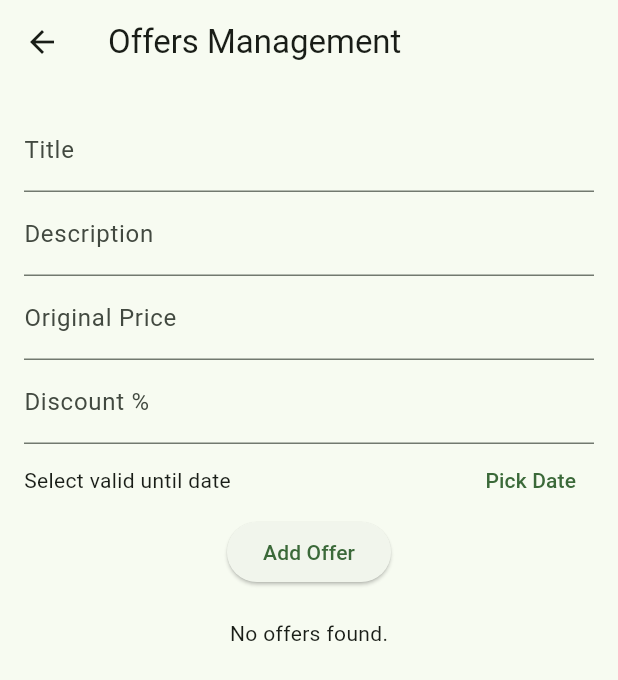
After one commit to MostafaM117/car_maintenance_app, a Flutter app: the OfferScreen screen opened directly, on a phone screen of 412 x 824 dp. The commit adds this screen. Shown: the top 680 px of the screen. Run offline on Flutter 3.47's test engine with Material 3 defaults, Android fonts, the phone set to English and light mode, and no system bars; our stand-ins replace card_swiper, cloud_firestore, dash_chat_2, firebase_auth, firebase_core, flutter_card_swiper and 13 more; accounts and stored records are empty.

Commit message:
Offers Feature Done

```diff
--- a/lib/Back-end/firestore_service.dart
+++ b/lib/Back-end/firestore_service.dart
@@ -3,6 +3,7 @@ import 'package:cloud_firestore/cloud_firestore.dart';
 import 'package:car_maintenance/models/maintenanceModel.dart';
 import 'package:car_maintenance/models/MaintID.dart';
 import 'package:firebase_auth/firebase_auth.dart';
+
 // import 'package:flutter/material.dart';
 
 class FirestoreService {
--- /dev/null
+++ b/lib/Back-end/offer_service.dart
@@ -0,0 +1,82 @@
+import 'package:cloud_firestore/cloud_firestore.dart';
+import 'package:car_maintenance/models/offer_model.dart'; // Adjust the import path as necessary
+import 'package:firebase_auth/firebase_auth.dart';
+
+class OfferService {
+  final CollectionReference offersCollection =
+      FirebaseFirestore.instance.collection('offers');
+  final CollectionReference sellersCollection =
+      FirebaseFirestore.instance.collection('sellers');
+  final FirebaseAuth auth = FirebaseAuth.instance;
+
+  /// Gets the current seller's business name from Firestore
+  Future<String> getBusinessName() async {
+    try {
+      final uid = auth.currentUser?.uid;
+      if (uid == null) return '';
+
+      final doc = await sellersCollection.doc(uid).get();
+      if (doc.exists) {
+        final data = doc.data() as Map<String, dynamic>;
+        return data['businessname'] ?? '';
+      } else {
+        print('❌ Seller document not found');
+        return '';
+      }
+    } catch (e) {
+      print('❌ Error fetching businessname: $e');
+      return '';
+    }
+  }
+
+  /// Adds a new offer to Firestore
+  Future<bool> addOffer(Offer offer) async {
+    try {
+      await offersCollection.add(offer.toFirestore());
+      print("✅ Added offer item");
+      return true;
+    } catch (e) {
+      print("❌ Error adding offer item: $e");
+      return false;
+    }
+  }
+
+  /// Retrieves a stream of all offers
+  Stream<List<Offer>> getOffers() {
+    return offersCollection.snapshots().map((snapshot) =>
+        snapshot.docs.map((doc) => Offer.fromFirestore(doc)).toList());
+  }
+
+  /// Updates an existing offer in Firestore
+  Future<bool> updateOffer(Offer offer) async {
+    try {
+      await offersCollection.doc(offer.id).update(offer.toFirestore());
+      print("✅ Updated offer item with ID: ${offer.id}");
+      return true;
+    } catch (e) {
+      print("❌ Error updating offer item: $e");
+      return false;
+    }
+  }
+
+  /// Deletes an offer from Firestore
+  Future<bool> deleteOffer(String docId) async {
+    try {
+      await offersCollection.doc(docId).delete();
+      print("✅ Deleted offer with ID: $docId");
+      return true;
+    } catch (e) {
+      print("❌ Error deleting offer item: $e");
+      return false;
+    }
+  }
+
+  /// (Optional) Get offers filtered by seller ID (businessname)
+  Stream<List<Offer>> getOffersByBusinessName(String businessname) {
+    return offersCollection
+        .where('businessname', isEqualTo: businessname)
+        .snapshots()
+        .map((snapshot) =>
+            snapshot.docs.map((doc) => Offer.fromFirestore(doc)).toList());
+  }
+}
--- /dev/null
+++ b/lib/models/offer_model.dart
@@ -0,0 +1,71 @@
+import 'package:cloud_firestore/cloud_firestore.dart';
+
+class Offer {
+  final String id;
+  final String title;
+  final String description;
+  final double originalPrice;
+  final double discountPercentage;
+  final double priceAfterDiscount;
+
+  final DateTime validUntil;
+
+  final String businessname;
+
+  Offer({
+    required this.id,
+    required this.title,
+    required this.description,
+    required this.originalPrice,
+    required this.discountPercentage,
+    required this.priceAfterDiscount,
+    required this.validUntil,
+    required this.businessname,
+  });
+
+  Offer copyWith({
+    String? id,
+    String? title,
+    String? description,
+    double? price,
+    DateTime? validUntil,
+    String? businessname,
+  }) {
+    return Offer(
+      id: id ?? this.id,
+      title: title ?? this.title,
+      description: description ?? this.description,
+      originalPrice: originalPrice,
+      discountPercentage: discountPercentage,
+      priceAfterDiscount: priceAfterDiscount,
+      validUntil: validUntil ?? this.validUntil,
+      businessname: businessname ?? this.businessname,
+    );
+  }
+
+  Map<String, dynamic> toFirestore() {
+    return {
+      'title': title,
+      'description': description,
+      'originalPrice': originalPrice,
+      'discountPercentage': discountPercentage,
+      'priceAfterDiscount': priceAfterDiscount,
+      'validUntil': validUntil,
+      'businessname': businessname,
+    };
+  }
+
+  factory Offer.fromFirestore(DocumentSnapshot doc) {
+    final data = doc.data()! as Map<String, dynamic>;
+    return Offer(
+      id: doc.id,
+      title: data['title'],
+      description: data['description'],
+      originalPrice: (data['originalPrice'] as num).toDouble(),
+      discountPercentage: (data['discountPercentage'] as num).toDouble(),
+      priceAfterDiscount: (data['priceAfterDiscount'] as num).toDouble(),
+      validUntil: (data['validUntil'] as Timestamp).toDate(),
+      businessname: data['businessname'] ?? 'Unknown Business',
+    );
+  }
+}
--- a/lib/screens/Current_Screen/seller_main_screen.dart
+++ b/lib/screens/Current_Screen/seller_main_screen.dart
@@ -1,7 +1,7 @@
 import 'package:car_maintenance/constants/app_colors.dart';
 import 'package:car_maintenance/screens/seller_screens/seller_home_page.dart';
 import 'package:car_maintenance/screens/seller_screens/seller_profile.dart';
-import 'package:car_maintenance/screens/seller_screens/seller_feed.dart';
+import 'package:car_maintenance/screens/seller_screens/offer_feed.dart';
 import 'package:flutter/material.dart';
 import 'package:flutter_svg/flutter_svg.dart';
 import 'package:google_nav_bar/google_nav_bar.dart';
@@ -20,7 +20,7 @@ class _SellerMainScreenState extends State<SellerMainScreen> {
   final List<Widget> _pages = [
     SellerHomePage(),
     MarketPage(),
-    SellerFeedScreen(),
+    OfferScreen(),
     SellerProfile(),
   ];
 
@@ -28,7 +28,7 @@ class _SellerMainScreenState extends State<SellerMainScreen> {
     'Home',
     'Market',
     'Profile',
-    'Feed',
+    'Offers',
   ];
 
   final List<String> _icons = [
--- /dev/null
+++ b/lib/screens/seller_screens/offer_feed.dart
@@ -0,0 +1,249 @@
+import 'package:car_maintenance/Back-end/offer_service.dart';
+import 'package:car_maintenance/models/offer_model.dart';
+import 'package:firebase_auth/firebase_auth.dart';
+import 'package:flutter/material.dart';
+
+class OfferScreen extends StatefulWidget {
+  const OfferScreen({super.key});
+
+  @override
+  State<OfferScreen> createState() => _OfferScreenState();
+}
+
+class _OfferScreenState extends State<OfferScreen> {
+  final uid = FirebaseAuth.instance.currentUser?.uid ?? '';
+  final OfferService offerService = OfferService();
+
+  final _formKey = GlobalKey<FormState>();
+  final TextEditingController _titleController = TextEditingController();
+  final TextEditingController _descriptionController = TextEditingController();
+  final TextEditingController _originalPriceController =
+      TextEditingController();
+  final TextEditingController _discountController = TextEditingController();
+
+  DateTime? _validUntil;
+  String? editingOfferId;
+
+  @override
+  void dispose() {
+    _titleController.dispose();
+    _descriptionController.dispose();
+    _originalPriceController.dispose();
+    _discountController.dispose();
+    super.dispose();
+  }
+
+  Future<void> saveOffer() async {
+    if (!_formKey.currentState!.validate() || _validUntil == null) {
+      ScaffoldMessenger.of(context).showSnackBar(
+        SnackBar(content: Text('Please fill all fields correctly')),
+      );
+      return;
+    }
+
+    final businessName = await offerService.getBusinessName();
+    if (businessName.isEmpty) {
+      ScaffoldMessenger.of(context).showSnackBar(
+        SnackBar(content: Text('Error: Could not fetch business name')),
+      );
+      return;
+    }
+
+    final originalPrice = double.parse(_originalPriceController.text.trim());
+    final discount = double.parse(_discountController.text.trim());
+    final discountedPrice = originalPrice - (originalPrice * discount / 100);
+
+    final offer = Offer(
+      id: editingOfferId ?? '',
+      title: _titleController.text.trim(),
+      description: _descriptionController.text.trim(),
+      originalPrice: originalPrice,
+      discountPercentage: discount,
+      priceAfterDiscount: discountedPrice,
+      validUntil: _validUntil!,
+      businessname: businessName,
+    );
+
+    try {
+      if (editingOfferId == null) {
+        await offerService.addOffer(offer);
+      } else {
+        await offerService.updateOffer(offer);
+      }
+      clearForm();
+    } catch (e) {
+      print('❌ Error saving offer: $e');
+      ScaffoldMessenger.of(context).showSnackBar(
+        SnackBar(content: Text('Error saving offer')),
+      );
+    }
+  }
+
+  Future<void> clearForm() async {
+    _titleController.clear();
+    _descriptionController.clear();
+    _originalPriceController.clear();
+    _discountController.clear();
+    _validUntil = null;
+    editingOfferId = null;
+    setState(() {});
+  }
+
+  void startEditing(Offer offer) {
+    _titleController.text = offer.title;
+    _descriptionController.text = offer.description;
+    _originalPriceController.text = offer.originalPrice.toString();
+    _discountController.text = offer.discountPercentage.toString();
+    _validUntil = offer.validUntil;
+    editingOfferId = offer.id;
+    setState(() {});
+  }
+
+  Future<void> deleteOffer(String id) async {
+    await offerService.deleteOffer(id);
+  }
+
+  Future<void> pickDate() async {
+    final now = DateTime.now();
+    final picked = await showDatePicker(
+      context: context,
+      initialDate: _validUntil ?? now,
+      firstDate: now,
+      lastDate: DateTime(now.year + 5),
+    );
+    if (picked != null) {
+      setState(() {
+        _validUntil = picked;
+      });
+    }
+  }
+
+  @override
+  Widget build(BuildContext context) {
+    return Scaffold(
+      appBar: AppBar(title: Text('Offers Management')),
+      body: Padding(
+        padding: const EdgeInsets.all(16.0),
+        child: Column(
+          children: [
+            // Form
+            Form(
+              key: _formKey,
+              child: Column(
+                children: [
+                  TextFormField(
+                    controller: _titleController,
+                    decoration: InputDecoration(labelText: 'Title'),
+                    validator: (v) =>
+                        v == null || v.isEmpty ? 'Enter a title' : null,
+                  ),
+                  TextFormField(
+                    controller: _descriptionController,
+                    decoration: InputDecoration(labelText: 'Description'),
+                    validator: (v) =>
+                        v == null || v.isEmpty ? 'Enter a description' : null,
+                  ),
+                  TextFormField(
+                    controller: _originalPriceController,
+                    decoration: InputDecoration(labelText: 'Original Price'),
+                    keyboardType:
+                        TextInputType.numberWithOptions(decimal: true),
+                    validator: (v) {
+                      if (v == null || v.isEmpty) return 'Enter original price';
+                      final n = double.tryParse(v);
+                      if (n == null || n <= 0) return 'Enter a valid price';
+                      return null;
+                    },
+                  ),
+                  TextFormField(
+                    controller: _discountController,
+                    decoration: InputDecoration(labelText: 'Discount %'),
+                    keyboardType:
+                        TextInputType.numberWithOptions(decimal: true),
+                    validator: (v) {
+                      if (v == null || v.isEmpty) return 'Enter discount';
+                      final n = double.tryParse(v);
+                      if (n == null || n < 0 || n > 100) return 'Enter 0-100%';
+                      return null;
+                    },
+                  ),
+                  Row(
+                    children: [
+                      Text(_validUntil == null
+                          ? 'Select valid until date'
+                          : 'Valid Until: ${_validUntil!.toLocal().toString().split(' ')[0]}'),
+                      Spacer(),
+                      TextButton(
+                        onPressed: pickDate,
+                        child: Text('Pick Date'),
+                      )
+                    ],
+                  ),
+                  ElevatedButton(
+                    onPressed: saveOffer,
+                    child: Text(
+                        editingOfferId == null ? 'Add Offer' : 'Update Offer'),
+                  ),
+                  if (editingOfferId != null)
+                    TextButton(
+                      onPressed: clearForm,
+                      child: Text('Cancel'),
+                    ),
+                ],
+              ),
+            ),
+
+            SizedBox(height: 20),
+
+            // List of offers
+            Expanded(
+              child: StreamBuilder<List<Offer>>(
+                stream: offerService.getOffers(),
+                builder: (context, snapshot) {
+                  if (snapshot.hasError) return Text('Error loading offers');
+                  if (!snapshot.hasData) return CircularProgressIndicator();
+
+                  final offers = snapshot.data!;
+                  if (offers.isEmpty) return Text('No offers found.');
+
+                  return ListView.builder(
+                    itemCount: offers.length,
+                    itemBuilder: (context, index) {
+                      final offer = offers[index];
+                      return Card(
+                        margin: EdgeInsets.symmetric(vertical: 6),
+                        child: ListTile(
+                          title: Text(offer.title),
+                          subtitle: Text('${offer.description}\n'
+                              'Seller: ${offer.businessname}\n'
+                              'Original Price: \$${offer.originalPrice}\n'
+                              'Discount: ${offer.discountPercentage}%\n'
+                              'Price After Discount: \$${offer.priceAfterDiscount}\n'
+                              'Valid Until: ${offer.validUntil.toLocal().toString().split(' ')[0]}'),
+                          isThreeLine: true,
+                          trailing: Row(
+                            mainAxisSize: MainAxisSize.min,
+                            children: [
+                              IconButton(
+                                icon: Icon(Icons.edit),
+                                onPressed: () => startEditing(offer),
+                              ),
+                              IconButton(
+                                icon: Icon(Icons.delete),
+                                onPressed: () => deleteOffer(offer.id),
+                              ),
+                            ],
+                          ),
+                        ),
+                      );
+                    },
+                  );
+                },
+              ),
+            ),
+          ],
+        ),
+      ),
+    );
+  }
+}
```
Also changed, not shown: lib/screens/seller_screens/seller_feed.dart (deleted, +0 -191 lines), 125 other files.
